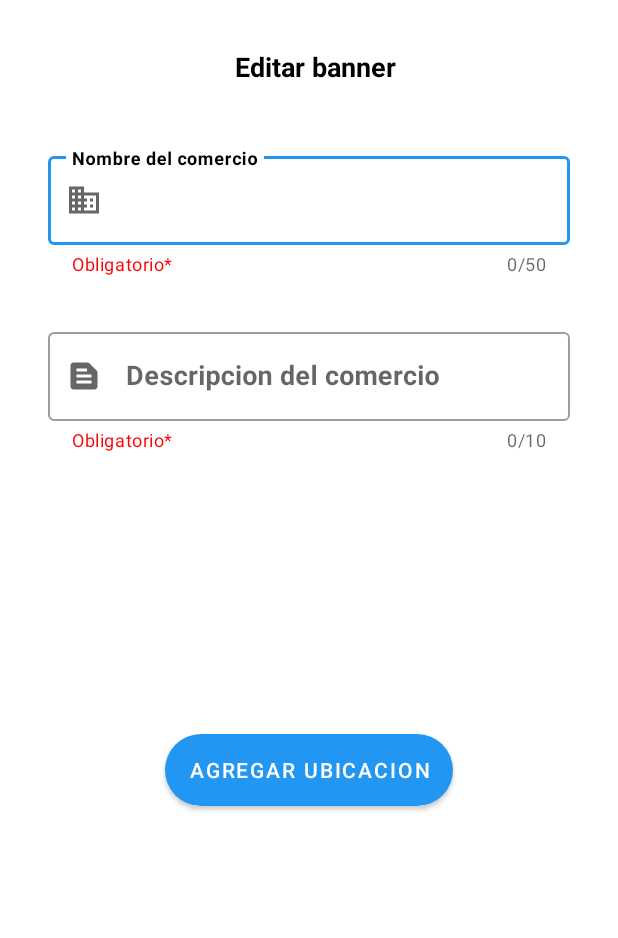
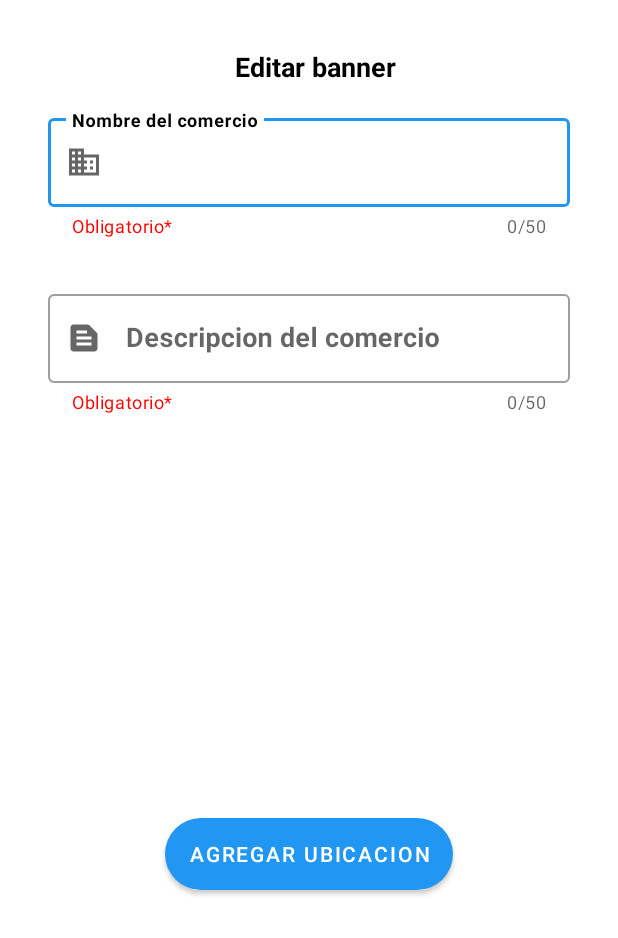
Before and after one commit to walter-barreiro/las_piedras_app, an Android app: the EditCommerceActivity screen opened directly, with no data from a screen before it, on a phone screen of 412 x 824 dp, the part 298-1236 px from its top. Run offline under Robolectric (Android 15) with nearby library versions, the phone set to English and light mode, and no system bars; our stand-ins replace Firebase (no records; nobody signed in at launch, a user with empty details on screens opened directly); libraries missing offline, so code that uses them is left out: com.theartofdev.edmodo; pictures from the network do not load.

Commit message:
arreglado se ve lo que se escribe y aumente a 50 caracteres la descripcion

```diff
--- a/app/src/main/res/layout/activity_edit_commerce.xml
+++ b/app/src/main/res/layout/activity_edit_commerce.xml
@@ -62,12 +62,11 @@
         android:id="@+id/linearLayout2"
         android:layout_width="match_parent"
         android:layout_height="match_parent"
-        android:layout_marginTop="265dp"
-        android:layout_marginBottom="160dp"
+        android:layout_marginTop="240dp"
+        android:layout_marginBottom="130dp"
         android:orientation="vertical"
         app:layout_constraintBottom_toBottomOf="parent"
-        app:layout_constraintTop_toTopOf="parent"
-        app:layout_constraintVertical_bias="0.0"
+        app:layout_constraintTop_toBottomOf="@+id/tvEditCommerceBanner"
         tools:layout_editor_absoluteX="0dp">
 
         <com.google.android.material.textfield.TextInputLayout
@@ -110,7 +109,7 @@
             android:hint="Descripcion del comercio"
             android:textStyle="bold"
             app:counterEnabled="true"
-            app:counterMaxLength="10"
+            app:counterMaxLength="50"
             app:endIconMode="clear_text"
             app:helperText="Obligatorio*"
             app:helperTextTextColor="@color/red"
@@ -136,12 +135,12 @@
         android:id="@+id/btnEditCommerceAddLocation"
         android:layout_width="wrap_content"
         android:layout_height="wrap_content"
-        android:layout_marginTop="24dp"
+        android:layout_marginBottom="32dp"
+        android:background="@drawable/bt_pf"
         android:text="Agregar ubicacion"
+        android:textColor="@color/colorWhite"
+        app:layout_constraintBottom_toBottomOf="parent"
         app:layout_constraintEnd_toEndOf="@+id/linearLayout2"
-        app:layout_constraintStart_toStartOf="parent"
-        app:layout_constraintTop_toBottomOf="@+id/linearLayout2"
-        android:background="@drawable/bt_pf"
-        android:textColor="@color/colorWhite"/>
+        app:layout_constraintStart_toStartOf="parent" />
 
 </androidx.constraintlayout.widget.ConstraintLayout>
```
